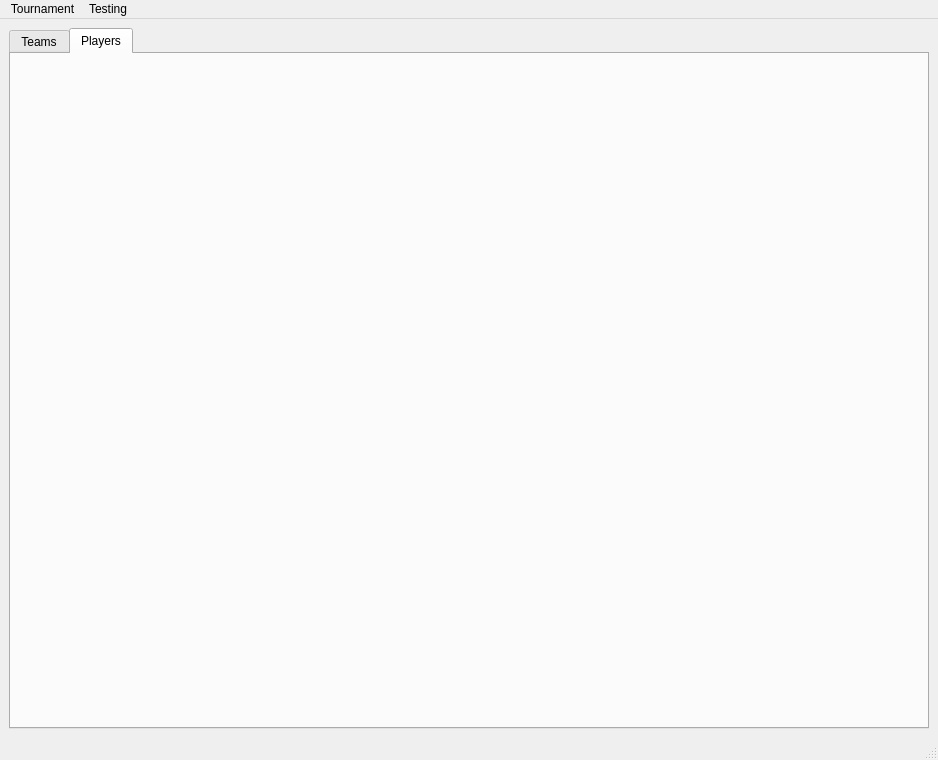
Above: ui/MainFrame.ui from probonopd/QTournament before the change. Below: the same form after it.
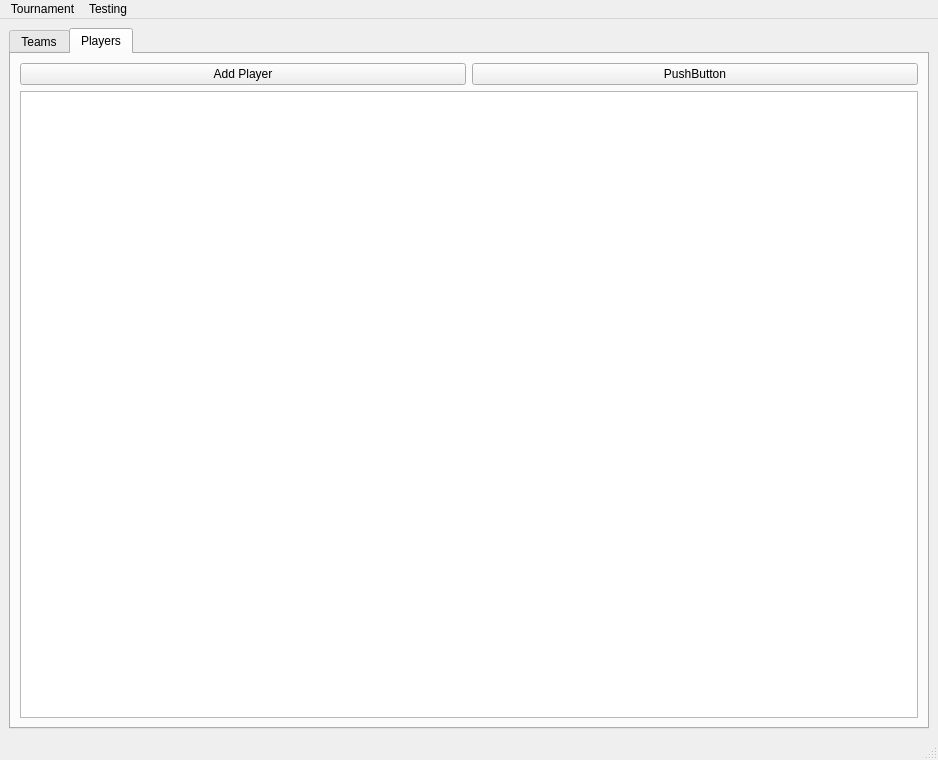
That is the form after the change. The open tabs and pages were chosen to show the change. Icons and pictures are not drawn. Custom widgets are drawn as their Qt base class.

Commit message: Further GUI groundwork: a model and view for a player table; made team names editable

```diff
--- a/ui/MainFrame.ui
+++ b/ui/MainFrame.ui
@@ -41,9 +41,9 @@
             <item>
              <layout class="QHBoxLayout" name="horizontalLayout">
               <item>
-               <widget class="QPushButton" name="pushButton">
+               <widget class="QPushButton" name="btnNewTeam">
                 <property name="text">
-                 <string>New...</string>
+                 <string>Create new team</string>
                 </property>
                 <property name="icon">
                  <iconset resource="../tournament.qrc">
@@ -89,6 +89,37 @@
          <attribute name="title">
           <string>Players</string>
          </attribute>
+         <layout class="QVBoxLayout" name="verticalLayout_6">
+          <item>
+           <layout class="QVBoxLayout" name="verticalLayout_3">
+            <item>
+             <layout class="QHBoxLayout" name="horizontalLayout_2">
+              <item>
+               <widget class="QPushButton" name="btnAddPlayer">
+                <property name="text">
+                 <string>Add Player</string>
+                </property>
+                <property name="icon">
+                 <iconset resource="../tournament.qrc">
+                  <normaloff>:/icons/document-new-5.png</normaloff>:/icons/document-new-5.png</iconset>
+                </property>
+               </widget>
+              </item>
+              <item>
+               <widget class="QPushButton" name="pushButton">
+                <property name="text">
+                 <string>PushButton</string>
+                </property>
+               </widget>
+              </item>
+             </layout>
+            </item>
+            <item>
+             <widget class="PlayerTableView" name="playerView"/>
+            </item>
+           </layout>
+          </item>
+         </layout>
         </widget>
        </widget>
       </item>
@@ -164,6 +195,11 @@
    <extends>QListView</extends>
    <header>TeamListView.h</header>
   </customwidget>
+  <customwidget>
+   <class>PlayerTableView</class>
+   <extends>QTableView</extends>
+   <header>PlayerTableView.h</header>
+  </customwidget>
  </customwidgets>
  <resources>
   <include location="../tournament.qrc"/>
```
Left out of the diff: 43 changed lines with no effect on the pictures. The commit also changes 23 other files.
